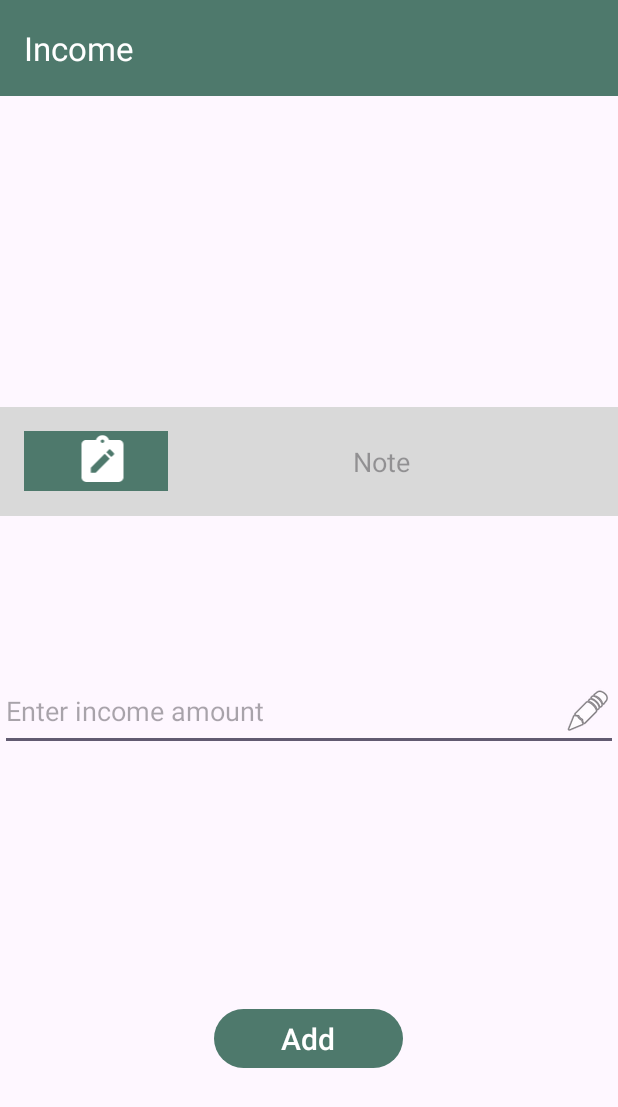
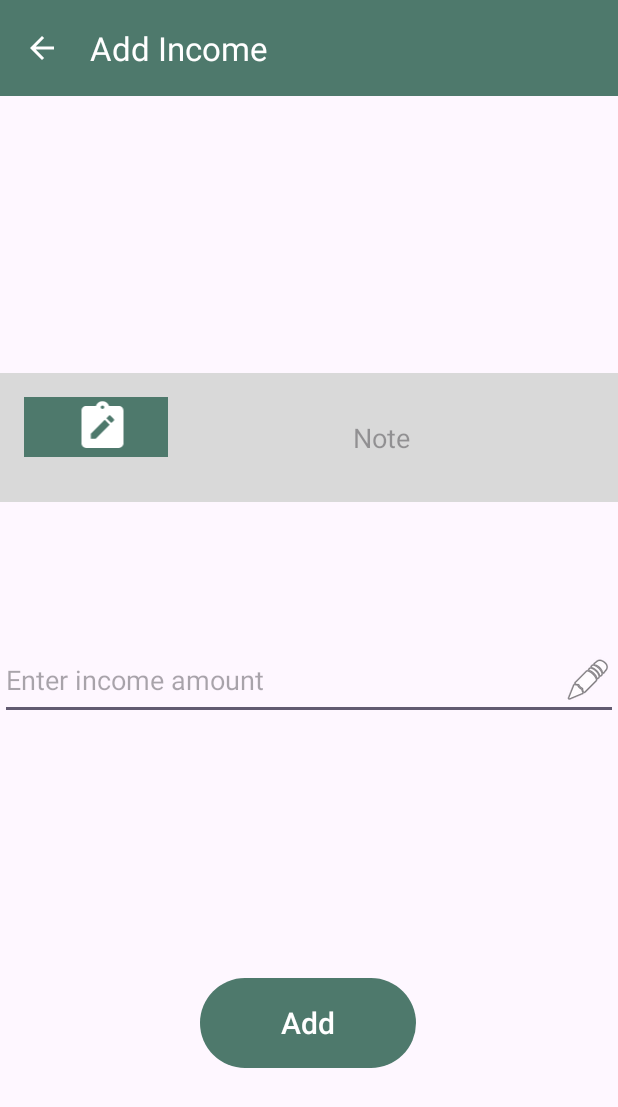
Before and after one commit to SA-Tester/Xpendy, an Android app: the AddIncome screen opened directly, with no data from a screen before it, on a phone screen of 412 x 824 dp. Shown: the top 1107 px of the screen. Run offline under Robolectric (Android 15) with nearby library versions, the phone set to English and light mode, and no system bars.

Commit message:
Completing add income codes

```diff
--- a/app/src/main/res/layout/activity_add_income.xml
+++ b/app/src/main/res/layout/activity_add_income.xml
@@ -6,7 +6,6 @@
     android:layout_width="match_parent"
     android:layout_height="match_parent"
     tools:context=".AddIncome">
-
 
     <androidx.appcompat.widget.Toolbar
         android:id="@+id/toolbar"
@@ -18,19 +17,15 @@
         android:theme="@style/ThemeOverlay.AppCompat.Dark.ActionBar"
         app:layout_constraintTop_toTopOf="parent"
         app:layout_constraintVertical_bias="0.0"
-        app:title="Income"
+        app:title="Add Income"
+        app:navigationIcon="@drawable/baseline_arrow_back_24"
         tools:layout_editor_absoluteX="-16dp" />
-
-
-    <!-- Add a note -->
-
 
     <Button
         android:id="@+id/submitIncome"
-        android:layout_width="126dp"
-        android:layout_height="47dp"
+        android:layout_width="144dp"
+        android:layout_height="68dp"
         android:layout_marginBottom="108dp"
-
         android:layout_weight="1"
         android:text="Add"
         android:textSize="20sp"
@@ -38,7 +33,6 @@
         app:layout_constraintEnd_toEndOf="parent"
         app:layout_constraintHorizontal_bias="0.498"
         app:layout_constraintStart_toStartOf="parent">
-
     </Button>
 
     <EditText
@@ -48,11 +42,9 @@
         android:layout_marginBottom="168dp"
         android:layout_weight="1"
         android:drawableStart="@null"
-        android:drawableLeft="@null"
         android:drawableEnd="@android:drawable/ic_menu_edit"
-        android:drawableRight="@null"
         android:drawablePadding="8dp"
-        android:hint="Enter income amount"
+        android:hint="@string/enter_income_amount"
         android:inputType="numberDecimal"
         app:layout_constraintBottom_toTopOf="@+id/submitIncome"
         tools:layout_editor_absoluteX="-16dp" />
@@ -83,24 +75,20 @@
                 android:layout_width="102dp"
                 android:layout_height="match_parent"
                 android:src="@drawable/baseline_note_alt_24"
-                android:tint="@android:color/white"
-
-                />
-
+                app:tint="@android:color/white" />
         </LinearLayout>
 
         <!-- Right side with input text field -->
         <EditText
-            android:id="@+id/note"
+            android:id="@+id/note_income"
             android:layout_width="0dp"
-            android:layout_height="wrap_content"
+            android:layout_height="54dp"
             android:layout_weight="3"
             android:background="@android:color/transparent"
             android:gravity="center"
-            android:hint="Note"
+            android:hint="@string/note"
             android:padding="8dp"
             android:textSize="18sp" />
-
     </LinearLayout>
 
 </androidx.constraintlayout.widget.ConstraintLayout>
```
Also changed, not shown: app/src/main/java/com/example/xpendy/AddIncome.kt (+39 -6 lines).
